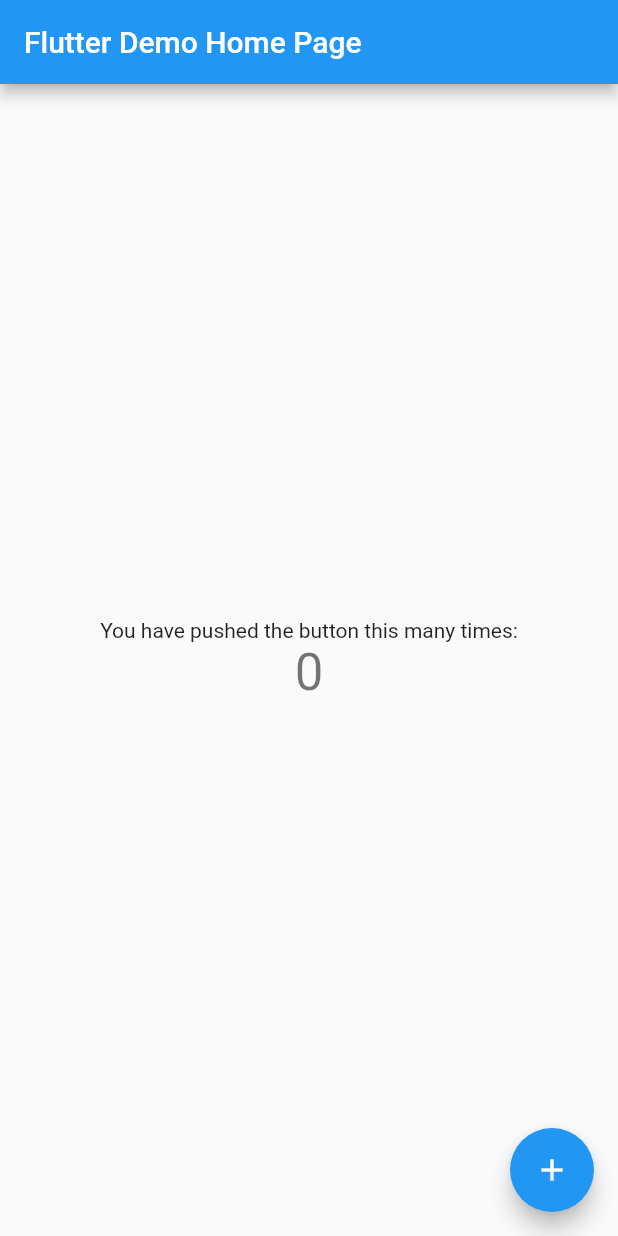
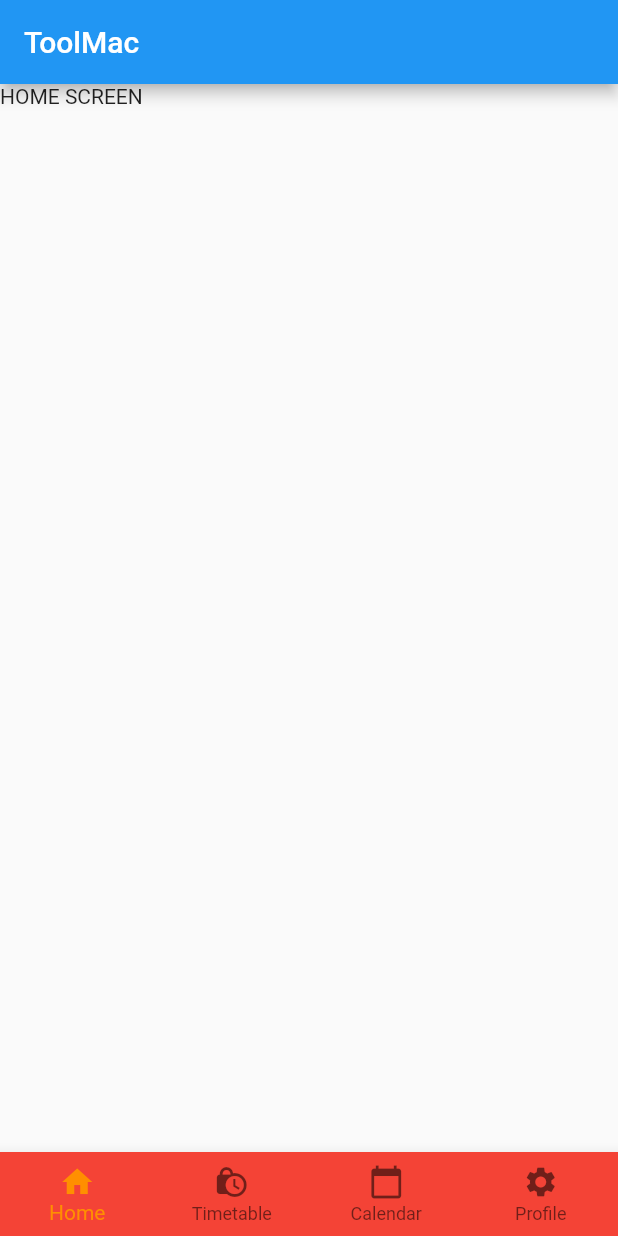
Before and after one commit to toolmac/app, a Flutter app: the screen it shows after launch, on a phone screen of 412 x 824 dp. Run offline on Flutter 3.47's test engine with Material 2 defaults, Android fonts, the phone set to English and light mode, and no system bars.

Commit message:
Start implementing app

```diff
--- a/lib/main.dart
+++ b/lib/main.dart
@@ -1,113 +1,92 @@
 import 'package:flutter/material.dart';
 
 void main() {
-  runApp(MyApp());
+  runApp(App());
 }
 
-class MyApp extends StatelessWidget {
-  // This widget is the root of your application.
+class App extends StatelessWidget {
   @override
   Widget build(BuildContext context) {
     return MaterialApp(
-      title: 'Flutter Demo',
+      title: 'ToolMac',
+      /*
       theme: ThemeData(
-        // This is the theme of your application.
-        //
-        // Try running your application with "flutter run". You'll see the
-        // application has a blue toolbar. Then, without quitting the app, try
-        // changing the primarySwatch below to Colors.green and then invoke
-        // "hot reload" (press "r" in the console where you ran "flutter run",
-        // or simply save your changes to "hot reload" in a Flutter IDE).
-        // Notice that the counter didn't reset back to zero; the application
-        // is not restarted.
+        // put more theme data here later
         primarySwatch: Colors.blue,
       ),
-      home: MyHomePage(title: 'Flutter Demo Home Page'),
+      */
+      home: HomePage(),
     );
   }
 }
 
-class MyHomePage extends StatefulWidget {
-  MyHomePage({Key key, this.title}) : super(key: key);
+class Destination {
+  const Destination(this.title, this.icon);
+  final String title;
+  final IconData icon;
 
-  // This widget is the home page of your application. It is stateful, meaning
-  // that it has a State object (defined below) that contains fields that affect
-  // how it looks.
+  Widget toWidget() {
+    switch(title) {
+      case 'Home':
+        return Text('HOME SCREEN');
+      case 'Timetable':
+        return Text('TIMETABLE SCREEN');
+      case 'Calendar':
+        return Text('CALENDAR SCREEN');
+      case 'Profile':
+        return Text('PROFILE SCREEN');
+    }
+    throw Exception('Unexpected destination title');
+  }
+}
 
-  // This class is the configuration for the state. It holds the values (in this
-  // case the title) provided by the parent (in this case the App widget) and
-  // used by the build method of the State. Fields in a Widget subclass are
-  // always marked "final".
+const List<Destination> allDestinations = <Destination>[
+  Destination('Home', Icons.home),
+  Destination('Timetable', Icons.lock_clock),
+  Destination('Calendar', Icons.calendar_today),
+  Destination('Profile', Icons.settings),
+];
 
-  final String title;
+class HomePage extends StatefulWidget {
+  HomePage({Key key}) : super(key: key);
 
   @override
-  _MyHomePageState createState() => _MyHomePageState();
+  _HomePageState createState() => _HomePageState();
 }
 
-class _MyHomePageState extends State<MyHomePage> {
-  int _counter = 0;
-
-  void _incrementCounter() {
-    setState(() {
-      // This call to setState tells the Flutter framework that something has
-      // changed in this State, which causes it to rerun the build method below
-      // so that the display can reflect the updated values. If we changed
-      // _counter without calling setState(), then the build method would not be
-      // called again, and so nothing would appear to happen.
-      _counter++;
-    });
-  }
+class _HomePageState extends State<HomePage> with TickerProviderStateMixin<HomePage> {
+  List<Widget> screens;
+  int _currentIndex = 0;
 
   @override
   Widget build(BuildContext context) {
-    // This method is rerun every time setState is called, for instance as done
-    // by the _incrementCounter method above.
-    //
-    // The Flutter framework has been optimized to make rerunning build methods
-    // fast, so that you can just rebuild anything that needs updating rather
-    // than having to individually change instances of widgets.
     return Scaffold(
       appBar: AppBar(
-        // Here we take the value from the MyHomePage object that was created by
-        // the App.build method, and use it to set our appbar title.
-        title: Text(widget.title),
+        title: Text('ToolMac'),
       ),
-      body: Center(
-        // Center is a layout widget. It takes a single child and positions it
-        // in the middle of the parent.
-        child: Column(
-          // Column is also a layout widget. It takes a list of children and
-          // arranges them vertically. By default, it sizes itself to fit its
-          // children horizontally, and tries to be as tall as its parent.
-          //
-          // Invoke "debug painting" (press "p" in the console, choose the
-          // "Toggle Debug Paint" action from the Flutter Inspector in Android
-          // Studio, or the "Toggle Debug Paint" command in Visual Studio Code)
-          // to see the wireframe for each widget.
-          //
-          // Column has various properties to control how it sizes itself and
-          // how it positions its children. Here we use mainAxisAlignment to
-          // center the children vertically; the main axis here is the vertical
-          // axis because Columns are vertical (the cross axis would be
-          // horizontal).
-          mainAxisAlignment: MainAxisAlignment.center,
-          children: <Widget>[
-            Text(
-              'You have pushed the button this many times:',
-            ),
-            Text(
-              '$_counter',
-              style: Theme.of(context).textTheme.headline4,
-            ),
-          ],
+      body: SafeArea(
+        child: IndexedStack(
+          index: _currentIndex,
+          children: allDestinations.map<Widget>((Destination destination) => destination.toWidget()).toList(),
         ),
       ),
-      floatingActionButton: FloatingActionButton(
-        onPressed: _incrementCounter,
-        tooltip: 'Increment',
-        child: Icon(Icons.add),
-      ), // This trailing comma makes auto-formatting nicer for build methods.
+      bottomNavigationBar: BottomNavigationBar(
+        currentIndex: _currentIndex,
+        onTap: (int index) {
+          setState(() {
+            _currentIndex = index;
+          });
+        },
+        selectedItemColor: Colors.amber[800],
+        backgroundColor: Colors.red,
+        type: BottomNavigationBarType.fixed,
+        items: allDestinations.map((Destination destination) {
+          return BottomNavigationBarItem(
+            icon: Icon(destination.icon),
+            label: destination.title,
+          );
+        }).toList(),
+      ),
     );
   }
 }
```
Also changed, not shown: 2 other files.
